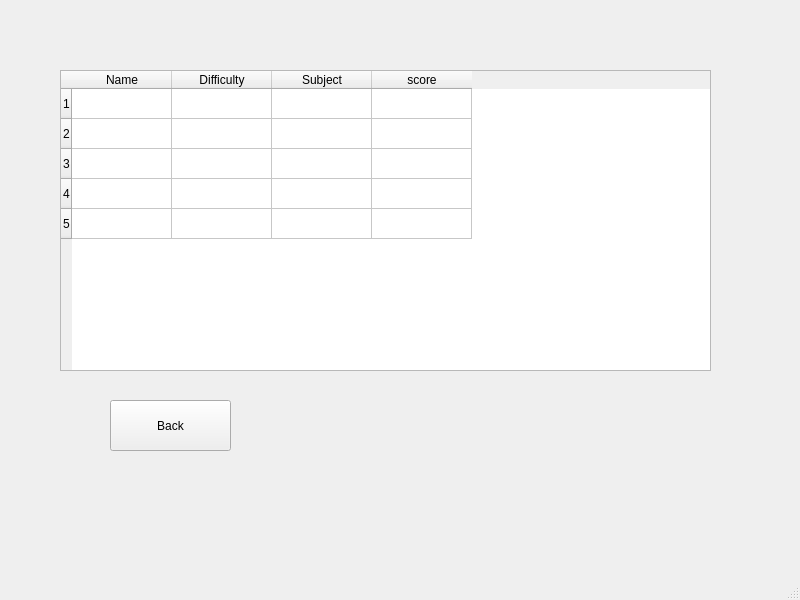
gessire/sectry, file mainwindow.ui: the form before one commit.
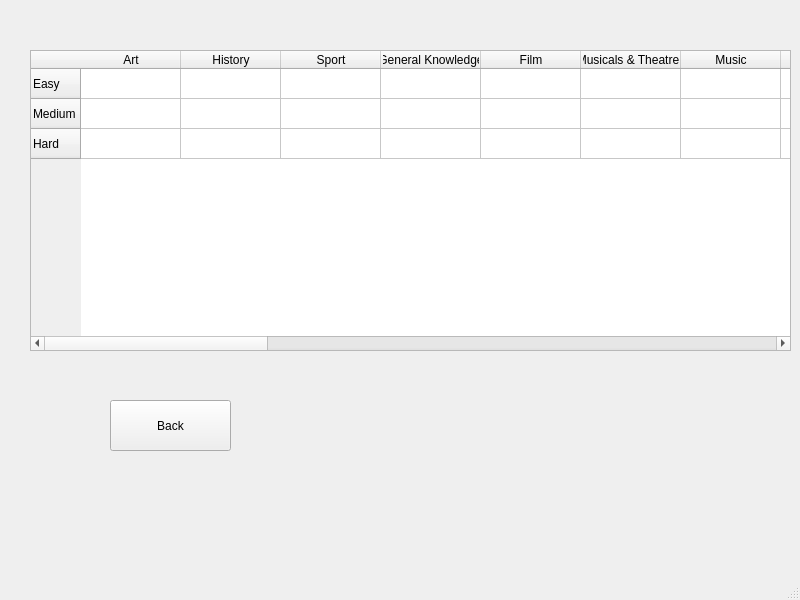
The form after the commit.

Diff of the .ui file:
```diff
--- a/mainwindow.ui
+++ b/mainwindow.ui
@@ -558,55 +558,140 @@
      <widget class="QTableWidget" name="tableWidget">
       <property name="geometry">
        <rect>
-        <x>70</x>
-        <y>100</y>
-        <width>651</width>
+        <x>40</x>
+        <y>80</y>
+        <width>761</width>
         <height>301</height>
        </rect>
       </property>
       <row>
        <property name="text">
-        <string>1</string>
+        <string>Easy</string>
        </property>
       </row>
       <row>
        <property name="text">
-        <string>2</string>
+        <string>Medium</string>
        </property>
       </row>
       <row>
        <property name="text">
-        <string>3</string>
+        <string>Hard</string>
        </property>
       </row>
-      <row>
+      <column>
        <property name="text">
-        <string>4</string>
+        <string>Art</string>
        </property>
-      </row>
-      <row>
+      </column>
+      <column>
        <property name="text">
-        <string>5</string>
+        <string>History</string>
        </property>
-      </row>
+      </column>
       <column>
        <property name="text">
-        <string>Name</string>
+        <string>Sport</string>
        </property>
       </column>
       <column>
        <property name="text">
-        <string>Difficulty</string>
+        <string>General Knowledge</string>
        </property>
       </column>
       <column>
        <property name="text">
-        <string>Subject</string>
+        <string>Film</string>
        </property>
       </column>
       <column>
        <property name="text">
-        <string>score</string>
+        <string>Musicals &amp; Theatres</string>
+       </property>
+      </column>
+      <column>
+       <property name="text">
+        <string>Music</string>
+       </property>
+      </column>
+      <column>
+       <property name="text">
+        <string>Television</string>
+       </property>
+      </column>
+      <column>
+       <property name="text">
+        <string>Video Games</string>
+       </property>
+      </column>
+      <column>
+       <property name="text">
+        <string>Board Games</string>
+       </property>
+      </column>
+      <column>
+       <property name="text">
+        <string>Science &amp; Nature</string>
+       </property>
+      </column>
+      <column>
+       <property name="text">
+        <string>Computers</string>
+       </property>
+      </column>
+      <column>
+       <property name="text">
+        <string>Mathematics</string>
+       </property>
+      </column>
+      <column>
+       <property name="text">
+        <string>Mythology</string>
+       </property>
+      </column>
+      <column>
+       <property name="text">
+        <string>Geography</string>
+       </property>
+      </column>
+      <column>
+       <property name="text">
+        <string>Politics</string>
+       </property>
+      </column>
+      <column>
+       <property name="text">
+        <string>Celebrities</string>
+       </property>
+      </column>
+      <column>
+       <property name="text">
+        <string>Animals</string>
+       </property>
+      </column>
+      <column>
+       <property name="text">
+        <string>Vehicles</string>
+       </property>
+      </column>
+      <column>
+       <property name="text">
+        <string>Comics</string>
+       </property>
+      </column>
+      <column>
+       <property name="text">
+        <string>Gadgets</string>
+       </property>
+      </column>
+      <column>
+       <property name="text">
+        <string>Anime &amp; Manga</string>
+       </property>
+      </column>
+      <column>
+       <property name="text">
+        <string>Cartoon &amp; Animations</string>
        </property>
       </column>
      </widget>
```
